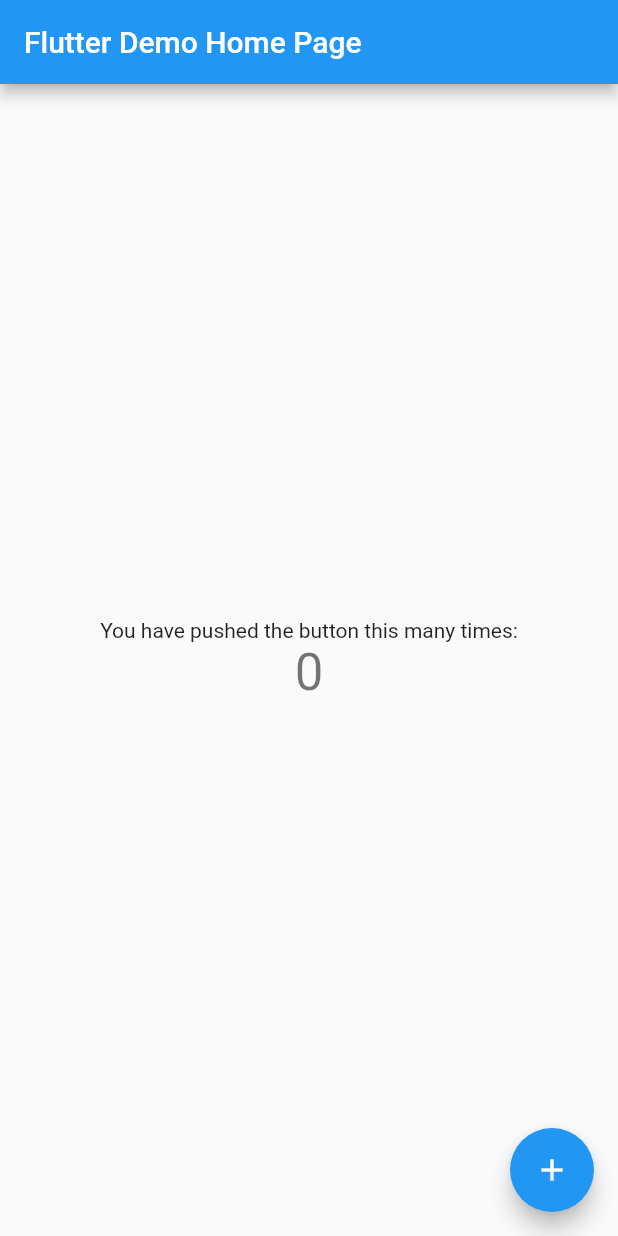
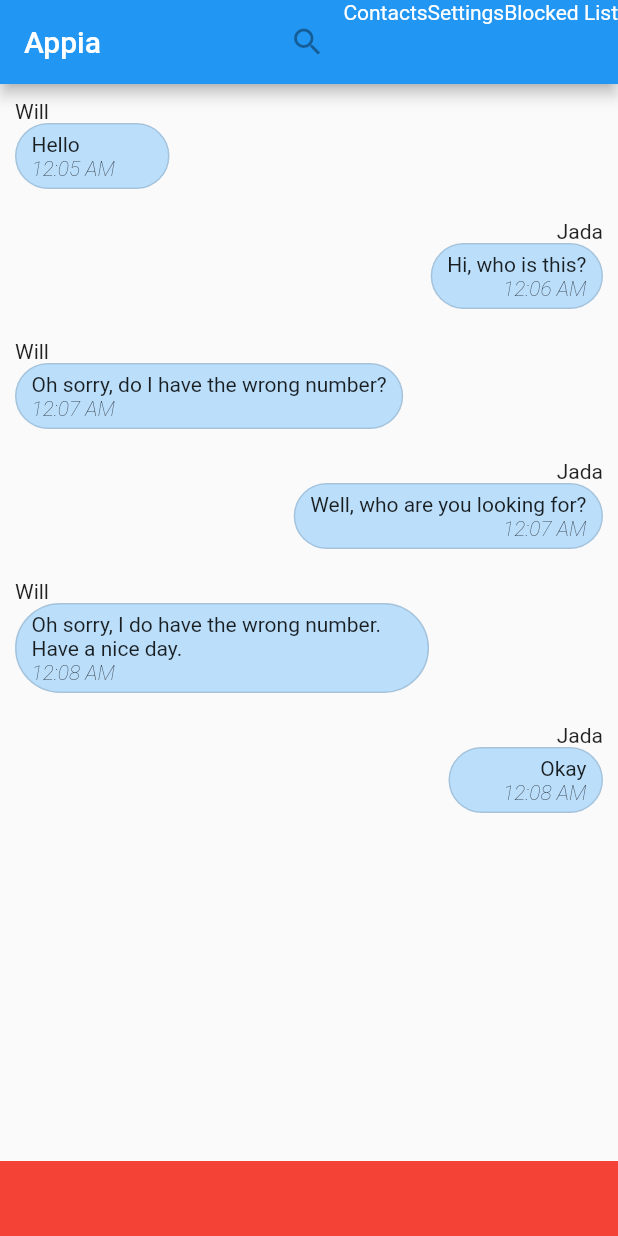
Before and after one commit to Yohe-Am/appia_flutter, a Flutter app: the screen it shows after launch, on a phone screen of 412 x 824 dp. Run offline on Flutter 3.47's test engine with Material 2 defaults, Android fonts, the phone set to English and light mode, and no system bars.

Commit message:
Drew the skeleton for chatroom and list of chats

```diff
--- /dev/null
+++ b/lib/AppiaData.dart
@@ -0,0 +1,42 @@
+import 'models/Message.dart';
+
+class AppiaData {
+  static List<Message> messages = [
+    Message(
+      senderUsername: "Will",
+      recieverUsername: "Jada",
+      date: "12:05 AM",
+      text: "Hello",
+    ),
+    Message(
+      senderUsername: "Jada",
+      recieverUsername: "Will",
+      date: "12:06 AM",
+      text: "Hi, who is this?",
+    ),
+    Message(
+      senderUsername: "Will",
+      recieverUsername: "Jada",
+      date: "12:07 AM",
+      text: "Oh sorry, do I have the wrong number?",
+    ),
+    Message(
+      senderUsername: "Jada",
+      recieverUsername: "Will",
+      date: "12:07 AM",
+      text: "Well, who are you looking for?",
+    ),
+    Message(
+      senderUsername: "Will",
+      recieverUsername: "Jada",
+      date: "12:08 AM",
+      text: "Oh sorry, I do have the wrong number. Have a nice day.",
+    ),
+    Message(
+      senderUsername: "Jada",
+      recieverUsername: "Will",
+      date: "12:08 AM",
+      text: "Okay",
+    ),
+  ];
+}
--- a/lib/main.dart
+++ b/lib/main.dart
@@ -1,3 +1,5 @@
+import 'package:appia/screens/ChatRoom.dart';
+import 'package:appia/screens/HomePage.dart';
 import 'package:flutter/material.dart';
 
 void main() {
@@ -22,92 +24,7 @@ class MyApp extends StatelessWidget {
         // is not restarted.
         primarySwatch: Colors.blue,
       ),
-      home: MyHomePage(title: 'Flutter Demo Home Page'),
+      home: ChatRoom(),
     );
   }
 }
-
-class MyHomePage extends StatefulWidget {
-  MyHomePage({Key? key, this.title}) : super(key: key);
-
-  // This widget is the home page of your application. It is stateful, meaning
-  // that it has a State object (defined below) that contains fields that affect
-  // how it looks.
-
-  // This class is the configuration for the state. It holds the values (in this
-  // case the title) provided by the parent (in this case the App widget) and
-  // used by the build method of the State. Fields in a Widget subclass are
-  // always marked "final".
-
-  final String? title;
-
-  @override
-  _MyHomePageState createState() => _MyHomePageState();
-}
-
-class _MyHomePageState extends State<MyHomePage> {
-  int _counter = 0;
-
-  void _incrementCounter() {
-    setState(() {
-      // This call to setState tells the Flutter framework that something has
-      // changed in this State, which causes it to rerun the build method below
-      // so that the display can reflect the updated values. If we changed
-      // _counter without calling setState(), then the build method would not be
-      // called again, and so nothing would appear to happen.
-      _counter++;
-    });
-  }
-
-  @override
-  Widget build(BuildContext context) {
-    // This method is rerun every time setState is called, for instance as done
-    // by the _incrementCounter method above.
-    //
-    // The Flutter framework has been optimized to make rerunning build methods
-    // fast, so that you can just rebuild anything that needs updating rather
-    // than having to individually change instances of widgets.
-    return Scaffold(
-      appBar: AppBar(
-        // Here we take the value from the MyHomePage object that was created by
-        // the App.build method, and use it to set our appbar title.
-        title: Text(widget.title!),
-      ),
-      body: Center(
-        // Center is a layout widget. It takes a single child and positions it
-        // in the middle of the parent.
-        child: Column(
-          // Column is also a layout widget. It takes a list of children and
-          // arranges them vertically. By default, it sizes itself to fit its
-          // children horizontally, and tries to be as tall as its parent.
-          //
-          // Invoke "debug painting" (press "p" in the console, choose the
-          // "Toggle Debug Paint" action from the Flutter Inspector in Android
-          // Studio, or the "Toggle Debug Paint" command in Visual Studio Code)
-          // to see the wireframe for each widget.
-          //
-          // Column has various properties to control how it sizes itself and
-          // how it positions its children. Here we use mainAxisAlignment to
-          // center the children vertically; the main axis here is the vertical
-          // axis because Columns are vertical (the cross axis would be
-          // horizontal).
-          mainAxisAlignment: MainAxisAlignment.center,
-          children: <Widget>[
-            Text(
-              'You have pushed the button this many times:',
-            ),
-            Text(
-              '$_counter',
-              style: Theme.of(context).textTheme.headline4,
-            ),
-          ],
-        ),
-      ),
-      floatingActionButton: FloatingActionButton(
-        onPressed: _incrementCounter,
-        tooltip: 'Increment',
-        child: Icon(Icons.add),
-      ), // This trailing comma makes auto-formatting nicer for build methods.
-    );
-  }
-}
--- /dev/null
+++ b/lib/models/Message.dart
@@ -0,0 +1,19 @@
+class Message {
+  String recieverUsername;
+  String senderUsername;
+  String text;
+  String date;
+
+  Message({
+    required this.recieverUsername,
+    required this.senderUsername,
+    required this.date,
+    required this.text,
+  });
+
+  @override
+  String toString() {
+    // TODO: implement toString
+    return "Message from $senderUsername to $recieverUsername on $date saying $text";
+  }
+}
--- /dev/null
+++ b/lib/screens/ChatRoom.dart
@@ -0,0 +1,101 @@
+import 'package:appia/AppiaData.dart';
+import 'package:appia/models/Message.dart';
+import 'package:flutter/cupertino.dart';
+import 'package:flutter/material.dart';
+
+String currentUser = "Jada";
+
+class ChatRoom extends StatelessWidget {
+  @override
+  Widget build(BuildContext context) {
+    return SafeArea(
+      child: Scaffold(
+        appBar: AppBar(
+          title: Text("Appia"),
+          actions: [
+            IconButton(
+              onPressed: null,
+              icon: Icon(Icons.search),
+            ),
+            Text("Contacts"),
+            Text("Settings"),
+            Text("Blocked List"),
+          ],
+        ),
+        body: Container(
+          height: MediaQuery.of(context).size.height,
+          width: MediaQuery.of(context).size.width,
+          child: SingleChildScrollView(
+            scrollDirection: Axis.vertical,
+            child: Column(
+              children: [
+                MessageUI(message: AppiaData.messages[0]),
+                MessageUI(message: AppiaData.messages[1]),
+                MessageUI(message: AppiaData.messages[2]),
+                MessageUI(message: AppiaData.messages[3]),
+                MessageUI(message: AppiaData.messages[4]),
+                MessageUI(message: AppiaData.messages[5]),
+              ],
+            ),
+          ),
+        ),
+        bottomSheet: Container(
+          //text field typing one... row with textfield and send message
+          color: Colors.red,
+          height: 50,
+        ),
+      ),
+    );
+  }
+}
+
+class MessageUI extends StatelessWidget {
+  Message message;
+  MessageUI({required this.message});
+  @override
+  Widget build(BuildContext context) {
+    return Container(
+      alignment: message.senderUsername != currentUser
+          ? Alignment.centerLeft
+          : Alignment.centerRight,
+      padding: EdgeInsets.all(10),
+      child: Column(
+        crossAxisAlignment: message.senderUsername != currentUser
+            ? CrossAxisAlignment.start
+            : CrossAxisAlignment.end,
+        children: [
+          Text(message.senderUsername),
+          Container(
+            constraints: BoxConstraints(
+              minWidth: MediaQuery.of(context).size.width * 0.25,
+              maxWidth: MediaQuery.of(context).size.width * 0.67,
+            ),
+            decoration: BoxDecoration(
+              border: Border.all(color: Colors.black12),
+              borderRadius: BorderRadius.all(
+                Radius.circular(MediaQuery.of(context).size.width * 0.1),
+              ),
+              color: Colors.blue.shade100,
+            ),
+            padding: EdgeInsets.symmetric(horizontal: 10, vertical: 5),
+            child: Column(
+              crossAxisAlignment: message.senderUsername != currentUser
+                  ? CrossAxisAlignment.start
+                  : CrossAxisAlignment.end,
+              children: [
+                Text(message.text),
+                Text(
+                  message.date,
+                  style: TextStyle(
+                    fontStyle: FontStyle.italic,
+                    fontWeight: FontWeight.w200,
+                  ),
+                ),
+              ],
+            ),
+          ),
+        ],
+      ),
+    );
+  }
+}
```
Also changed, not shown: lib/screens/HomePage.dart (added, +79 -0 lines).
